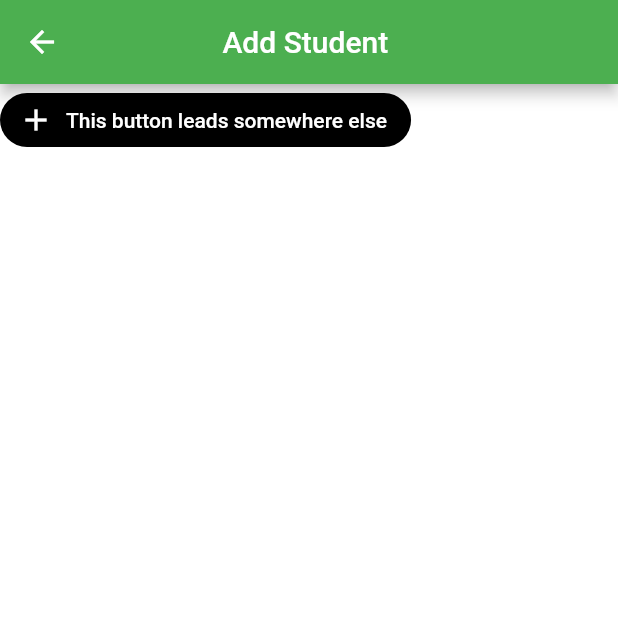
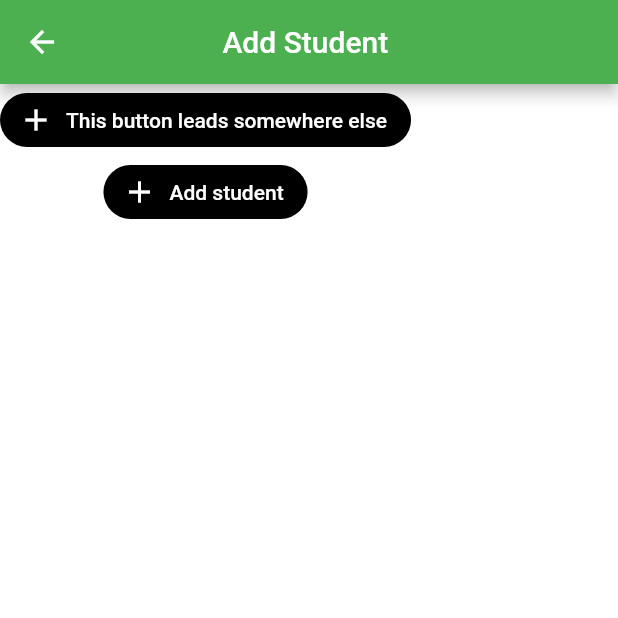
Before and after one commit to walkercompsci/attendance_app, a Flutter app: the Add screen opened directly, on a phone screen of 412 x 824 dp, the top half of it. Run offline on Flutter 3.47's test engine with Material 2 defaults, Android fonts, the phone set to English and light mode, and no system bars; our stand-ins replace firebase_core; accounts and stored records are empty.

Commit message:
Added button that will add information into Firestore

```diff
--- a/lib/pages/add.dart
+++ b/lib/pages/add.dart
@@ -1,13 +1,16 @@
 import 'package:attendance_app/pages/login.dart';
 import 'package:flutter/material.dart';
+import 'package:attendance_app/services/addStudent';
 
 
 class Add extends StatefulWidget {
   @override
   _AddState createState() => _AddState();
+
 }
 
 class _AddState extends State<Add> {
+  final AddStudent _addStudent = AddStudent('John',32,12);
   @override
   Widget build(BuildContext context) {
     return Scaffold(
@@ -30,8 +33,18 @@ class _AddState extends State<Add> {
                       new Login()
                 ));
               },
+              label: Text('This button leads somewhere else'),
               icon: Icon(Icons.add),
-              label: Text('This button leads somewhere else'),
+            ),
+            FlatButton.icon(
+              color: Colors.black,
+              textColor: Colors.white,
+              shape: RoundedRectangleBorder(borderRadius: new BorderRadius.circular(20.0)),
+              onPressed:() async{
+                await _addStudent.addStudent();
+              },
+              label: Text('Add student'),
+              icon: Icon(Icons.add),
             ),
           ],
         ),
```
Also changed, not shown: 1 other file.
